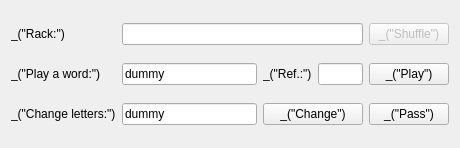
This is qt/ui/player_widget.ui in cjlano/eliot as Qt 5 draws it before an edit. The edited form follows.
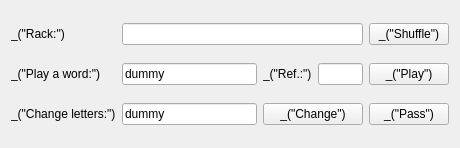
This is the edited form.

Patch:
```diff
--- a/qt/ui/player_widget.ui
+++ b/qt/ui/player_widget.ui
@@ -26,9 +26,6 @@
    </item>
    <item row="0" column="4" >
     <widget class="QPushButton" name="pushButtonShuffle" >
-     <property name="enabled" >
-      <bool>false</bool>
-     </property>
      <property name="text" >
       <string>_("Shuffle")</string>
      </property>
```
